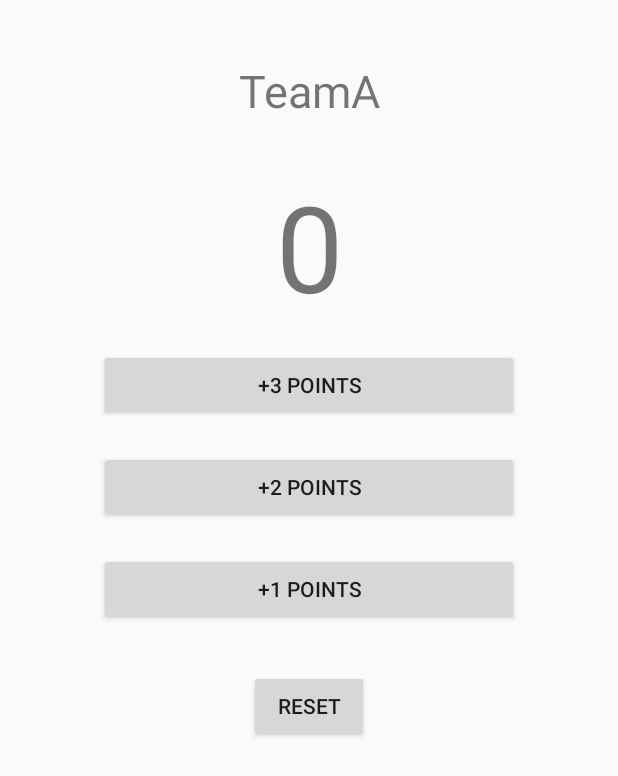
After one commit to liuxing123v4/MyApplication, an Android app: the layout activity_score.xml on its own in the app's theme, with its tools: preview values and no code run, on a phone screen of 412 x 824 dp. The commit adds this screen. Shown: the top 776 px of the screen. Run offline under Robolectric (Android 15) with nearby library versions, the phone set to English and light mode, and no system bars.

Commit message:
four weeks

```diff
--- a/app/src/main/AndroidManifest.xml
+++ b/app/src/main/AndroidManifest.xml
@@ -9,7 +9,11 @@
         android:roundIcon="@mipmap/ic_launcher_round"
         android:supportsRtl="true"
         android:theme="@style/AppTheme">
-        <activity android:name=".MainActivity">
+        <activity android:name=".MainActivity"></activity>
+        <activity android:name=".HelloActivity">
+
+        </activity>
+        <activity android:name=".ScoreActivity">
             <intent-filter>
                 <action android:name="android.intent.action.MAIN" />
 
--- a/app/src/main/java/com/example/metero/firstapplication/MainActivity.java
+++ b/app/src/main/java/com/example/metero/firstapplication/MainActivity.java
@@ -10,4 +10,5 @@ public class MainActivity extends AppCompatActivity {
         super.onCreate(savedInstanceState);
         setContentView(R.layout.activity_main);
     }
+
 }
--- /dev/null
+++ b/app/src/main/res/layout/activity_score.xml
@@ -0,0 +1,60 @@
+<?xml version="1.0" encoding="utf-8"?>
+<LinearLayout xmlns:android="http://schemas.android.com/apk/res/android"
+    xmlns:app="http://schemas.android.com/apk/res-auto"
+    xmlns:tools="http://schemas.android.com/tools"
+    android:layout_width="match_parent"
+    android:layout_height="match_parent"
+    android:layout_gravity="center"
+    tools:context=".ScoreActivity"
+    android:orientation="vertical">
+
+    <TextView
+        android:layout_width="match_parent"
+        android:layout_height="wrap_content"
+        android:text="@string/team_name"
+        android:gravity="center"
+        android:layout_marginTop="40dp"
+        android:textSize="30sp" />
+
+    <TextView
+        android:id="@+id/score"
+        android:layout_width="match_parent"
+        android:layout_height="wrap_content"
+        android:gravity="center"
+        android:layout_marginTop="30dp"
+        android:text="@string/score"
+        android:textSize="80dp" />
+
+    <Button
+        android:id="@+id/bnt_three"
+        android:layout_width="280dp"
+        android:layout_height="wrap_content"
+        android:layout_marginTop="15dp"
+        android:layout_gravity="center"
+        android:text="@string/score_three"
+        android:onClick="plus_three"/>
+    <Button
+        android:id="@+id/bnt_two"
+        android:layout_width="280dp"
+        android:layout_height="wrap_content"
+        android:layout_gravity="center"
+        android:layout_marginTop="20dp"
+        android:text="@string/score_two"
+        android:onClick="plus_two"/>
+    <Button
+        android:id="@+id/bnt_one"
+        android:layout_width="280dp"
+        android:layout_height="wrap_content"
+        android:layout_gravity="center"
+        android:layout_marginTop="20dp"
+        android:text="@string/score_one"
+        android:onClick="plus_one"/>
+    <Button
+        android:id="@+id/bnt_reset"
+        android:layout_width="80dp"
+        android:layout_gravity="center"
+        android:layout_marginTop="30dp"
+        android:layout_height="wrap_content"
+        android:text="@string/score_reset"
+        android:onClick="reset"/>
+</LinearLayout>
--- a/app/src/main/res/values/colors.xml
+++ b/app/src/main/res/values/colors.xml
@@ -1,6 +1,6 @@
 <?xml version="1.0" encoding="utf-8"?>
 <resources>
     <color name="colorPrimary">#008577</color>
-    <color name="colorPrimaryDark">#00574B</color>
-    <color name="colorAccent">#D81B60</color>
+    <color name="colorPrimaryDark">#00574b</color>
+    <color name="colorAccent">#d81b60</color>
 </resources>
--- a/app/src/main/res/values/strings.xml
+++ b/app/src/main/res/values/strings.xml
@@ -1,4 +1,13 @@
 <resources>
     <string name="app_name">FirstApplication</string>
     <string name="text_ne">Hello world</string>
+    <string name="output_text">结果为：</string>
+    <string name="input_hint">请输入摄氏温度：</string>
+    <string name="button1">转化为华摄度：</string>
+    <string name="team_name">TeamA</string>
+    <string name="score">0</string>
+    <string name="score_three">+3 POINTS</string>
+    <string name="score_two">+2 POINTS</string>
+    <string name="score_one">+1 POINTS</string>
+    <string name="score_reset">RESET</string>
 </resources>
```
Also changed, not shown: app/src/main/java/com/example/metero/firstapplication/HelloActivity.java (added, +43 -0 lines), app/src/main/java/com/example/metero/firstapplication/ScoreActivity.java (added, +54 -0 lines), app/src/main/res/layout/activity_hello.xml (added, +40 -0 lines), app/src/main/res/layout/activity_main.xml (+18 -5 lines), app/src/main/res/drawable/basketball.jpg (added), 2 other files.
